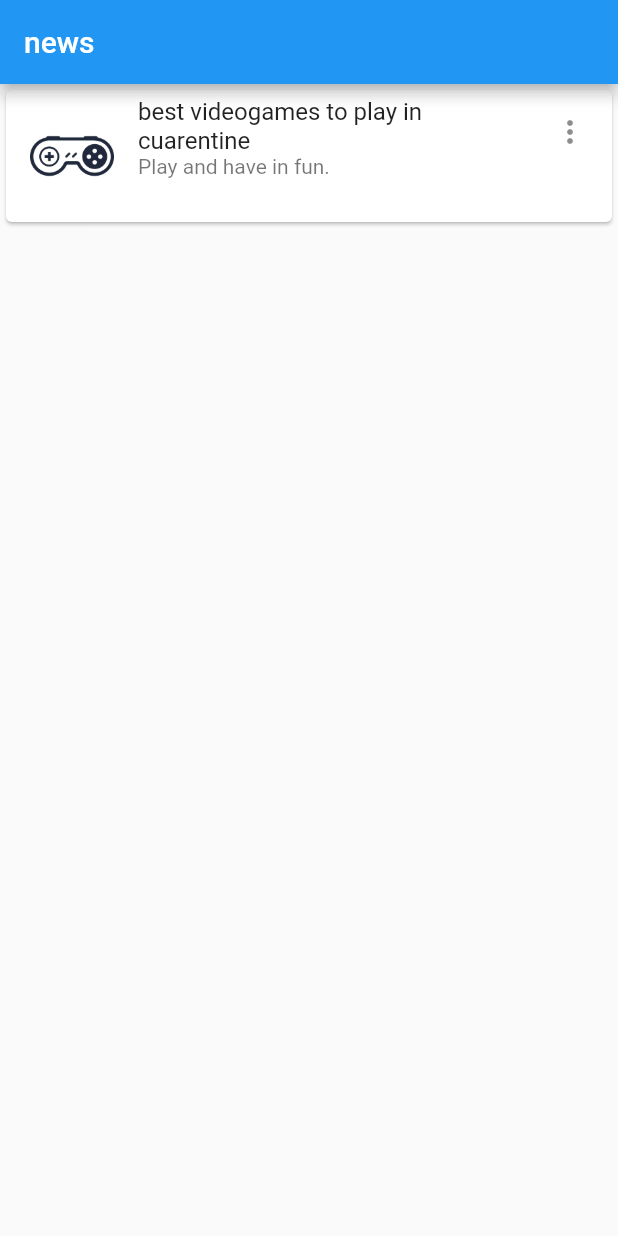
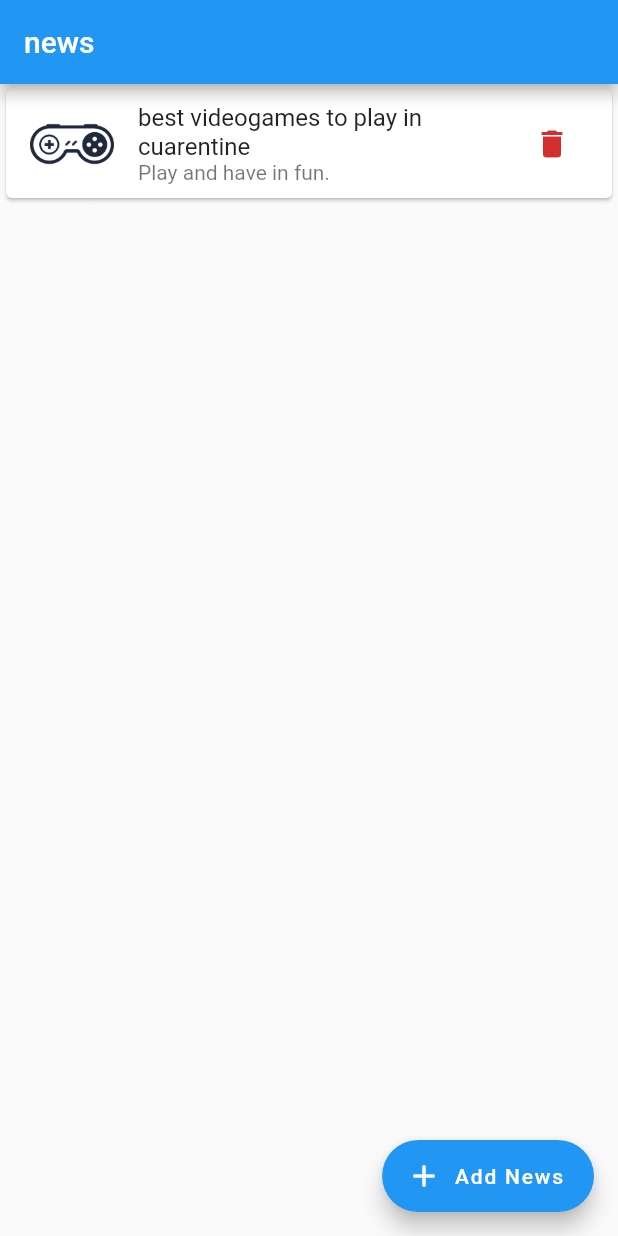
Before and after one commit to Mechas-tech/ejemplo_app, a Flutter app: the screen it shows after launch, on a phone screen of 412 x 824 dp. Run offline on Flutter 3.47's test engine with Material 2 defaults, Android fonts, the phone set to English and light mode, and no system bars.

Commit message:
form button is now working

```diff
--- a/lib/main.dart
+++ b/lib/main.dart
@@ -1,5 +1,6 @@
 import 'package:flutter/material.dart';
 import './widgets/add_news.dart';
+import './widgets/list_news.dart';
 
 void main() => runApp(new MyApp());
 
@@ -14,15 +15,10 @@ class MyApp extends StatelessWidget {
       ),
       home: Scaffold(
         appBar: AppBar(title: Text('news')),
-        body: Card(
-          child: ListTile(
-            leading: Image.asset('assets/images/controller.png'),
-            title: Text('best videogames to play in cuarentine'),
-            subtitle: Text('Play and have in fun.'),
-            trailing: Icon(Icons.more_vert),
-            isThreeLine: true,
-          ),
-        ),
+        body:
+          NewsList(),
+
+      floatingActionButton: AddNewsButton(),
       ),
     );
   }
--- a/lib/widgets/list_news.dart
+++ b/lib/widgets/list_news.dart
@@ -1,4 +1,6 @@
 import 'package:flutter/material.dart';
+
+
 
 class NewsList extends StatefulWidget {
   @override
@@ -6,16 +8,24 @@ class NewsList extends StatefulWidget {
 }
 
 class _NewsListState extends State<NewsList> {
+  var now = new DateTime.now();
   @override
   Widget build(BuildContext context) {
     return Card(
       child: ListTile(
-        leading: FlutterLogo(size: 72.0),
+        leading: Image.asset('assets/images/controller.png'),
         title: Text('best videogames to play in cuarentine'),
         subtitle: Text('Play and have in fun.'),
-        trailing: Icon(Icons.more_vert),
-        isThreeLine: true,
+        trailing: IconButton(
+          icon: Icon(Icons.delete),
+          color: Theme.of(context).errorColor,
+          onPressed: () {
+            print('Are you sure you want to delete this news?') ;
+          }
+        )
+
       ),
     );
+
   }
 }
--- a/pubspec.yaml
+++ b/pubspec.yaml
@@ -19,6 +19,7 @@ environment:
 dependencies:
   flutter:
     sdk: flutter
+  intl: ^0.16.1
 
   # The following adds the Cupertino Icons font to your application.
   # Use with the CupertinoIcons class for iOS style icons.
```
Also changed, not shown: lib/widgets/news_content.dart (added, +10 -0 lines), pubspec.lock.
